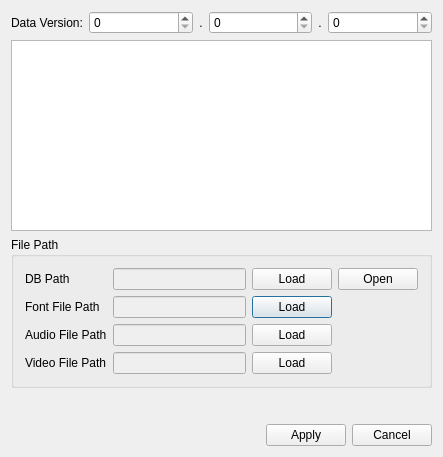
Old version of the form MediaEditor/registrysettings.ui in the repository gyongchae/MediaEditor.
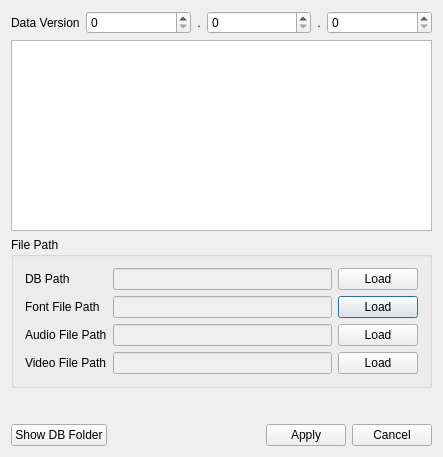
New version of the form.

Commit message: Map Item mod, show db folder added in version view

Patch:
```diff
--- a/MediaEditor/registrysettings.ui
+++ b/MediaEditor/registrysettings.ui
@@ -45,7 +45,7 @@
        <item>
         <widget class="QLabel" name="label_5">
          <property name="text">
-          <string>Data Version:</string>
+          <string>Data Version</string>
          </property>
         </widget>
        </item>
@@ -177,13 +177,6 @@
           </property>
          </widget>
         </item>
-        <item row="0" column="3">
-         <widget class="QPushButton" name="btnOpenDBPath">
-          <property name="text">
-           <string>Open</string>
-          </property>
-         </widget>
-        </item>
        </layout>
       </item>
      </layout>
@@ -204,6 +197,13 @@
    </item>
    <item>
     <layout class="QHBoxLayout" name="horizontalLayout">
+     <item>
+      <widget class="QPushButton" name="btnOpenDBPath">
+       <property name="text">
+        <string>Show DB Folder</string>
+       </property>
+      </widget>
+     </item>
      <item>
       <spacer name="horizontalSpacer">
        <property name="orientation">
```
The commit also changes 4 other files.
